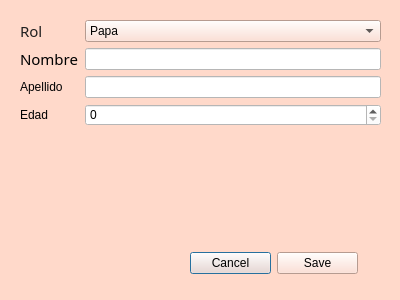
AlexeiM2/hvgj, file dialog_miembro.ui: the form before one commit.
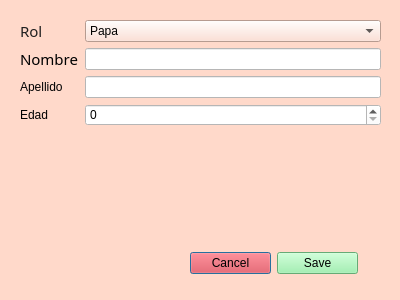
The form after the commit. Icons and pictures are not drawn.

Patch:
```diff
--- a/dialog_miembro.ui
+++ b/dialog_miembro.ui
@@ -148,7 +148,7 @@
     </item>
    </layout>
   </widget>
-  <widget class="QWidget" name="">
+  <widget class="QWidget" name="layoutWidget">
    <property name="geometry">
     <rect>
      <x>190</x>
@@ -160,6 +160,9 @@
    <layout class="QHBoxLayout" name="horizontalLayout">
     <item>
      <widget class="QPushButton" name="btncancel">
+      <property name="styleSheet">
+       <string notr="true">background-color: rgb(237, 51, 59);</string>
+      </property>
       <property name="text">
        <string>Cancel</string>
       </property>
@@ -167,6 +170,9 @@
     </item>
     <item>
      <widget class="QPushButton" name="btnguardar">
+      <property name="styleSheet">
+       <string notr="true">background-color: rgb(143, 240, 164);</string>
+      </property>
       <property name="text">
        <string>Save</string>
       </property>
```
Left out of the diff: 12 changed lines with no effect on the pictures.
